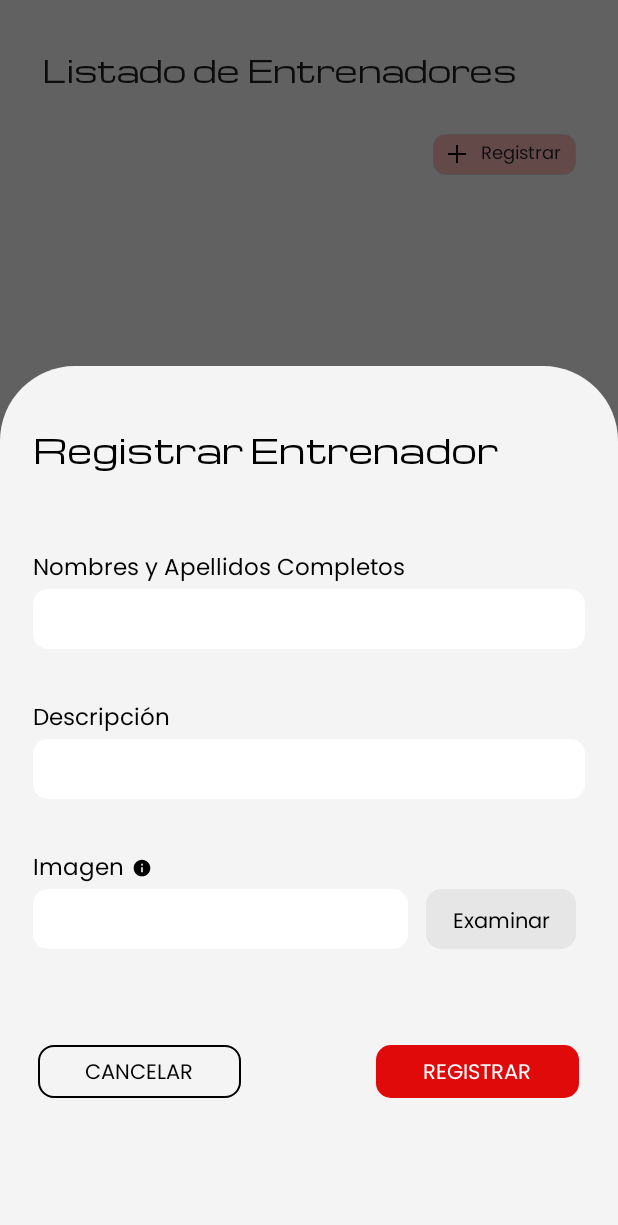
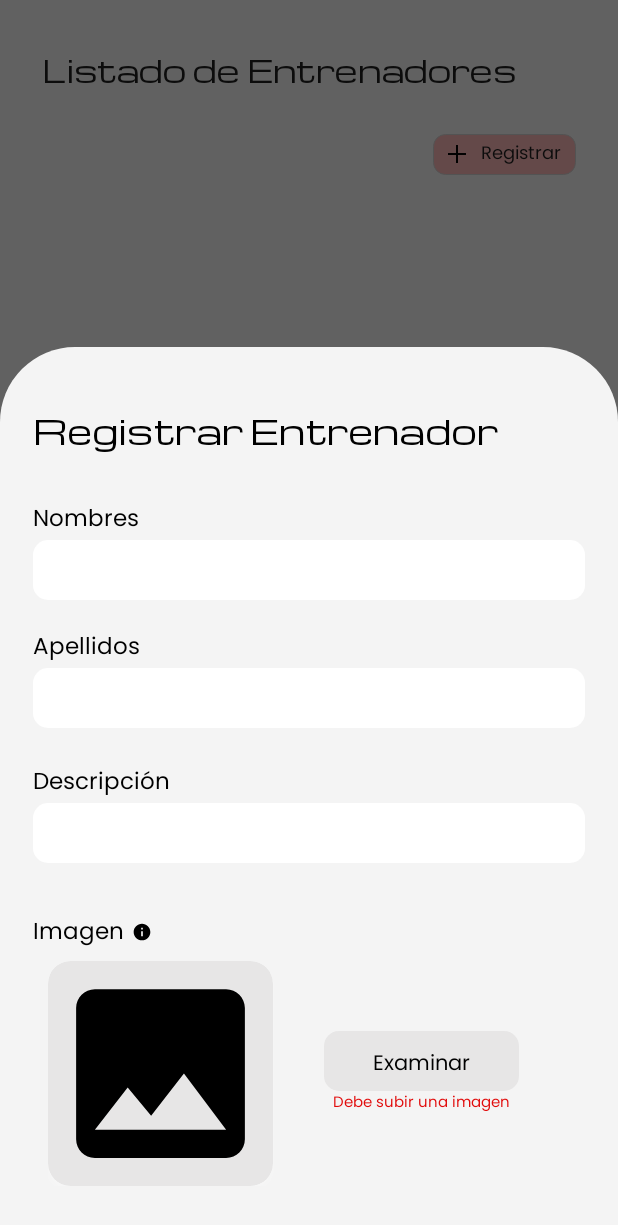
Before and after one commit to SebastianRodriguez14/gym-android-adm, an Android app: the screen it shows after launch (MainActivity), after a tap on "Registrar", on a phone screen of 412 x 824 dp. Shown: the top 1225 px of the screen. Run offline under Robolectric (Android 15) with nearby library versions, the phone set to English and light mode, and no system bars; libraries missing offline, so code that uses them is left out: www.sanju.motiontoast.

Commit message:
[fix] - trainer list layout

```diff
--- a/app/build.gradle
+++ b/app/build.gradle
@@ -41,6 +41,7 @@ dependencies {
     implementation 'androidx.appcompat:appcompat:1.5.1'
     implementation 'com.google.android.material:material:1.6.1'
     implementation 'androidx.constraintlayout:constraintlayout:2.1.4'
+    implementation "androidx.lifecycle:lifecycle-viewmodel-ktx:2.5.1"
     testImplementation 'junit:junit:4.13.2'
     androidTestImplementation 'androidx.test.ext:junit:1.1.3'
     androidTestImplementation 'androidx.test.espresso:espresso-core:3.4.0'
--- a/app/src/main/java/com/tecfit/gym_android_adm/fragments/ListTrainersFragment.kt
+++ b/app/src/main/java/com/tecfit/gym_android_adm/fragments/ListTrainersFragment.kt
@@ -1,14 +1,12 @@
 package com.tecfit.gym_android_adm.fragments
 
-import android.graphics.Typeface
 import android.os.Bundle
 import android.view.LayoutInflater
 import android.view.View
 import android.view.ViewGroup
-import android.widget.Button
+import android.widget.ImageView
 import android.widget.LinearLayout
 import android.widget.TextView
-import android.widget.Toast
 import androidx.fragment.app.Fragment
 import androidx.recyclerview.widget.LinearLayoutManager
 import androidx.recyclerview.widget.RecyclerView
@@ -18,12 +16,12 @@ import com.tecfit.gym_android_adm.fragments.adapter.TrainerAdapter
 import com.tecfit.gym_android_adm.models.Trainer
 import com.tecfit.gym_android_adm.retrofit.ApiService
 import com.tecfit.gym_android_adm.retrofit.RetrofitAdmin
-import org.w3c.dom.Text
 import retrofit2.Call
 import retrofit2.Callback
 import retrofit2.Response
 import www.sanju.motiontoast.MotionToast
 import www.sanju.motiontoast.MotionToastStyle
+
 
 class ListTrainersFragment: Fragment() {
 
@@ -54,16 +52,24 @@ class ListTrainersFragment: Fragment() {
 
             val bottomSheetView  = layoutInflater.inflate(R.layout.bottom_sheet_dialog, null)
 
-
             bottomSheetView.findViewById<View>(R.id.btn_register).setOnClickListener{
+                bottomSheetDialog.dismiss()
                 MotionToast.createColorToast(requireActivity(), "Entrenador Registrado",
                     "Se registró correctamente", MotionToastStyle.SUCCESS, MotionToast.GRAVITY_BOTTOM, MotionToast.SHORT_DURATION, null )
-                bottomSheetDialog.dismiss()
+
                 }
+
+            bottomSheetView.findViewById<View>(R.id.image_tooltip).setOnClickListener{
+                MotionToast.createColorToast(requireActivity(), "Entrenador Registrado",
+                    "El formato debe ser PNG\nImagen una tanto cuadrada", MotionToastStyle.INFO, MotionToast.GRAVITY_BOTTOM, MotionToast.SHORT_DURATION, null )
+
+            }
+
+
 
 
             bottomSheetDialog.setContentView(bottomSheetView)
-            bottomSheetDialog.setCancelable(true)
+            //bottomSheetDialog.setCancelable(true)
             bottomSheetDialog.show()
 
             /*
--- /dev/null
+++ b/app/src/main/res/drawable/ic_baseline_image_24.xml
@@ -0,0 +1,5 @@
+<vector android:height="24dp" android:tint="#000000"
+    android:viewportHeight="24" android:viewportWidth="24"
+    android:width="24dp" xmlns:android="http://schemas.android.com/apk/res/android">
+    <path android:fillColor="@android:color/white" android:pathData="M21,19V5c0,-1.1 -0.9,-2 -2,-2H5c-1.1,0 -2,0.9 -2,2v14c0,1.1 0.9,2 2,2h14c1.1,0 2,-0.9 2,-2zM8.5,13.5l2.5,3.01L14.5,12l4.5,6H5l3.5,-4.5z"/>
+</vector>
--- a/app/src/main/res/layout/bottom_sheet_dialog.xml
+++ b/app/src/main/res/layout/bottom_sheet_dialog.xml
@@ -28,13 +28,13 @@
             android:layout_width="match_parent"
             android:layout_height="wrap_content"
             android:layout_below="@+id/title_trainers"
-            android:layout_marginTop="50dp"
+            android:layout_marginTop="30dp"
             android:orientation="vertical"
             >
             <TextView
                 android:layout_width="match_parent"
                 android:layout_height="wrap_content"
-                android:text="Nombres y Apellidos Completos"
+                android:text="Nombres"
                 android:textSize="15dp"
                 android:fontFamily="@font/poppins"
                 android:textColor="@color/black"
@@ -65,6 +65,7 @@
                     android:layout_width="match_parent"
                     android:layout_height="wrap_content"
                     android:text="Debe ingresar un nombre"
+                    android:textSize="12dp"
                     android:textColor="@color/red"
                     android:fontFamily="@font/poppins_regular"
                     />
@@ -75,7 +76,54 @@
             android:layout_width="match_parent"
             android:layout_height="wrap_content"
             android:layout_below="@+id/title_trainers"
-            android:layout_marginTop="150dp"
+            android:layout_marginTop="115dp"
+            android:orientation="vertical">
+
+            <TextView
+                android:layout_width="match_parent"
+                android:layout_height="wrap_content"
+                android:fontFamily="@font/poppins"
+                android:text="Apellidos"
+                android:textSize="15dp"
+                android:textColor="@color/black" />
+
+            <LinearLayout
+                android:layout_width="match_parent"
+                android:layout_height="wrap_content"
+                android:layout_marginBottom="60dp"
+                android:orientation="vertical">
+
+                <EditText
+                    android:layout_width="match_parent"
+                    android:layout_height="40dp"
+                    android:background="@drawable/shape_input"
+                    android:fontFamily="@font/poppins_regular"
+                    android:inputType="textEmailAddress"
+                    android:lines="1"
+                    android:paddingLeft="10dp"
+                    android:paddingTop="4dp"
+                    android:textColor="@color/black"
+                    android:textColorHighlight="@color/humo"
+                    android:textColorHint="#747474"
+                    android:textSize="16sp"
+                    tools:ignore="TouchTargetSizeCheck" />
+
+                <TextView
+                    android:layout_width="match_parent"
+                    android:layout_height="wrap_content"
+                    android:fontFamily="@font/poppins_regular"
+                    android:text="Debe ingresar un apellido"
+                    android:textColor="@color/red"
+                    android:textSize="12dp"
+                    android:visibility="invisible" />
+
+            </LinearLayout>
+        </LinearLayout>
+        <LinearLayout
+            android:layout_width="match_parent"
+            android:layout_height="wrap_content"
+            android:layout_below="@+id/title_trainers"
+            android:layout_marginTop="205dp"
             android:orientation="vertical">
 
             <TextView
@@ -113,6 +161,7 @@
                     android:fontFamily="@font/poppins_regular"
                     android:text="Debe ingresar una descripción"
                     android:textColor="@color/red"
+                    android:textSize="12dp"
                     android:visibility="invisible" />
 
             </LinearLayout>
@@ -121,7 +170,7 @@
             android:layout_width="match_parent"
             android:layout_height="wrap_content"
             android:layout_below="@+id/title_trainers"
-            android:layout_marginTop="250dp"
+            android:layout_marginTop="305dp"
             android:orientation="vertical">
 
             <LinearLayout
@@ -138,6 +187,7 @@
                     android:textSize="15dp"
                     android:textColor="@color/black" />
                 <ImageView
+                    android:id="@+id/image_tooltip"
                     android:layout_width="20dp"
                     android:layout_height="wrap_content"
                     android:paddingHorizontal="3dp"
@@ -149,30 +199,37 @@
             <LinearLayout
                 android:layout_width="match_parent"
                 android:layout_height="wrap_content"
-                android:layout_marginBottom="40dp"
+                android:layout_marginBottom="20dp"
                 android:orientation="vertical">
 
                 <LinearLayout
                     android:layout_width="match_parent"
                     android:layout_height="wrap_content"
                     android:orientation="horizontal"
+                    android:gravity="center"
+                    android:layout_marginTop="5dp"
+                    android:paddingHorizontal="10dp"
                     >
-                    <EditText
-                        android:layout_width="250dp"
-                        android:layout_height="40dp"
-                        android:background="@drawable/shape_input"
-                        android:fontFamily="@font/poppins_regular"
-                        android:inputType=""
-                        android:lines="1"
-                        android:paddingLeft="10dp"
-                        android:paddingTop="4dp"
-                        android:textColor="@color/black"
-                        android:textColorHighlight="@color/humo"
-                        android:textColorHint="#747474"
-                        android:textSize="16sp"
-                        tools:ignore="TouchTargetSizeCheck" />
+                    <androidx.cardview.widget.CardView
+                        android:layout_width="wrap_content"
+                        android:layout_height="wrap_content"
+                        app:cardCornerRadius="15dp"
+                        android:backgroundTint="@color/humo"
+                        android:outlineSpotShadowColor="@color/white"
+                        >
+                        <ImageView
+                            android:layout_width="150dp"
+                            android:layout_height="150dp"
+                            android:src="@drawable/ic_baseline_image_24"
+                            />
+                    </androidx.cardview.widget.CardView>
+                    <LinearLayout
+                        android:layout_width="match_parent"
+                        android:layout_height="wrap_content"
+                        android:orientation="vertical"
+                        >
                         <TextView
-                        android:layout_width="100dp"
+                            android:layout_width="130dp"
                             android:layout_gravity="center"
                             android:gravity="center"
                             android:layout_height="40dp"
@@ -182,27 +239,31 @@
                             android:paddingTop="5dp"
                             android:fontFamily="@font/poppins"
                             android:text="Examinar"
-                        android:layout_marginStart="12dp"
                             />
-                </LinearLayout>
-
                         <TextView
+                            android:layout_gravity="center"
+                            android:gravity="center"
                             android:layout_width="match_parent"
                             android:layout_height="wrap_content"
                             android:fontFamily="@font/poppins_regular"
+                            android:textSize="10dp"
                             android:text="Debe subir una imagen"
                             android:textColor="@color/red"
-                    android:visibility="invisible" />
+                            android:visibility="visible" />
+                    </LinearLayout>
+                </LinearLayout>
+
+
 
             </LinearLayout>
 
 
             <LinearLayout
                 android:layout_width="match_parent"
-                android:layout_height="wrap_content"
+                android:layout_height="100dp"
                 android:orientation="horizontal"
                 android:gravity="center"
-                android:layout_marginBottom="60dp"
+                android:layout_marginBottom="30dp"
                 >
 
                 <TextView
@@ -228,8 +289,6 @@
                     android:background="@drawable/shape_button_registrar"
                     android:layout_marginStart="90dp"
                     android:text="REGISTRAR"/>
-
-
             </LinearLayout>
         </LinearLayout>
     </RelativeLayout>
```
Lines whose indentation alone changed are shown as unchanged.
